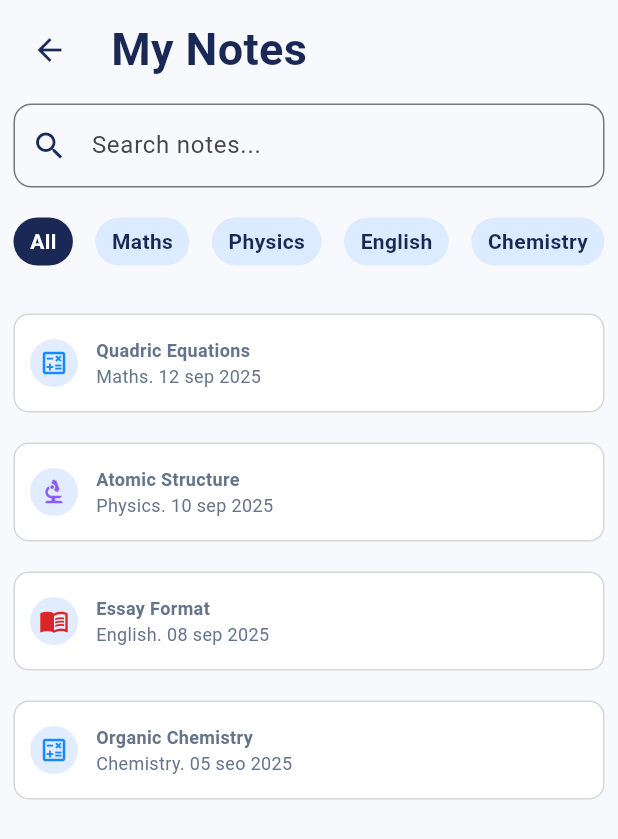
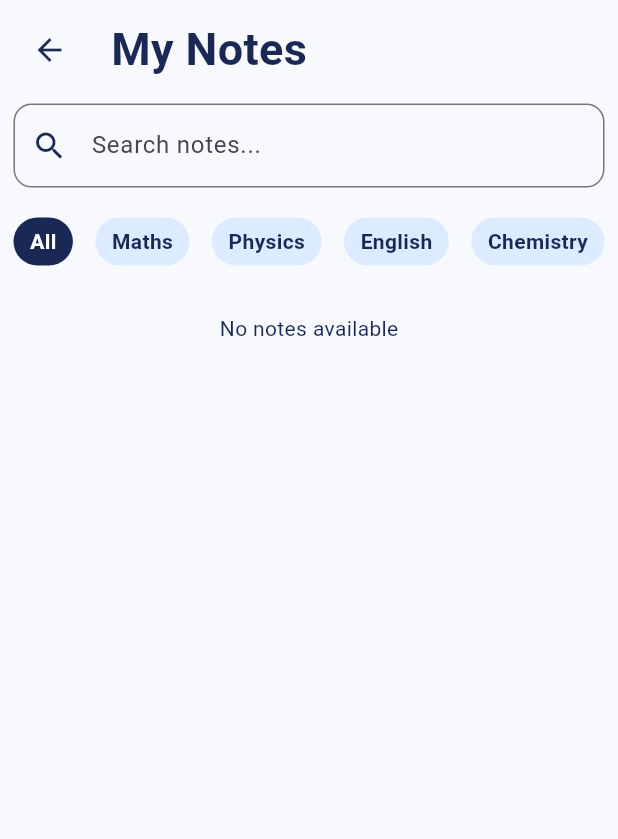
Before and after one commit to Muhammed-Ranan-PP/Learvo, a Flutter app: the NotesScreen screen opened by its route, on a phone screen of 412 x 824 dp. Shown: the top 839 px of the screen. Run offline on Flutter 3.47's test engine with Material 3 defaults, Android fonts, the phone set to English and light mode, and no system bars; our stand-ins replace hive_flutter, shared_preferences; accounts and stored records are empty.

Commit message:
fourth day

```diff
--- a/lib/models/task_model.dart
+++ b/lib/models/task_model.dart
@@ -4,22 +4,22 @@ part 'task_model.g.dart';
 @HiveType(typeId: 1)
 class Task extends HiveObject {
   @HiveField(0)
-  final String title;
+   String title;
 
   @HiveField(1)
-  final String subject;
+   String subject;
 
   @HiveField(2)
-  final String date;
+   String date;
 
   @HiveField(3)
-  final String time;
+   String time;
 
   @HiveField(4)
-  final String priority;
+   String priority;
 
   @HiveField(5)
-  final String notes;
+   String notes;
 
   @HiveField(6)
   bool isCompleted;
--- a/lib/routes/app_routes.dart
+++ b/lib/routes/app_routes.dart
@@ -1,4 +1,5 @@
 import 'package:flutter/material.dart';
+import 'package:learvo/models/task_model.dart';
 import 'package:learvo/screens/splash_screen.dart';
 import 'package:learvo/screens/login_screen.dart';
 import 'package:learvo/screens/home_screen.dart';
@@ -9,6 +10,8 @@ import 'package:learvo/screens/notes_screen.dart';
 import 'package:learvo/screens/add_task_screen.dart';
 import 'package:learvo/screens/signup_screens.dart';
 import 'package:learvo/screens/my_details_screen.dart';
+import 'package:learvo/screens/note_details_screen.dart';
+import 'package:learvo/screens/edit_note_screen.dart';
 
 class AppRoutes {
   static String splash = "/";
@@ -21,6 +24,8 @@ class AppRoutes {
   static String addTask = "/addTask";
   static String signUp = "/signUp";
   static String myDetails = "/myDetails";
+  static String noteDetails = "/noteDetails";
+  static String editNote = "/editNote";
   static Map<String, WidgetBuilder> routes = {
     splash: (context) => SplashScreen(),
     login: (context) => LoginScreen(),
@@ -32,5 +37,10 @@ class AppRoutes {
     addTask: (context) => AddTaskScreen(),
     signUp: (context) => SignupScreens(),
     myDetails:(context) => MyDetailsScreen(),
+    noteDetails:(context) {final task = ModalRoute.of(context)!.settings.arguments as Task;
+    return NoteDetailsScreen(task: task);
+    },
+    editNote:(context) {final task = ModalRoute.of(context)!.settings.arguments as Task;
+    return EditScreen(task: task);},
   };
 }
--- a/lib/screens/notes_screen.dart
+++ b/lib/screens/notes_screen.dart
@@ -1,9 +1,21 @@
 import 'package:flutter/material.dart';
+import 'package:learvo/routes/app_routes.dart';
 import 'package:learvo/widgets/note_card.dart';
 import 'package:learvo/widgets/note_filter.dart';
+import 'package:hive_flutter/hive_flutter.dart';
+import 'package:learvo/models/task_model.dart';
+import 'package:learvo/services/task_services.dart';
 
-class NotesScreen extends StatelessWidget {
+
+class NotesScreen extends StatefulWidget {
   const NotesScreen({super.key});
+
+  @override
+  State<NotesScreen> createState() => _NotesScreenState();
+}
+
+class _NotesScreenState extends State<NotesScreen> {
+  final TaskServices taskServices = TaskServices();
 
   @override
   Widget build(BuildContext context) {
@@ -61,30 +73,35 @@ class NotesScreen extends StatelessWidget {
                   ],
                 ),
                 SizedBox(height: 32),
-                NoteCard(
-                  label: "Quadric Equations",
-                  details: "Maths. 12 sep 2025",
-                  icon: Icons.calculate_outlined,
-                  iconColor: Color.fromARGB(255, 22, 139, 255),
-                ),
-                NoteCard(
-                  label: "Atomic Structure",
-                  details: "Physics. 10 sep 2025 ",
-                  icon: Icons.biotech,
-                  iconColor: Color.fromARGB(255, 139, 92, 246),
-                ),
-                NoteCard(
-                  label: "Essay Format",
-                  details: "English. 08 sep 2025",
-                  icon: Icons.menu_book_outlined,
-                  iconColor: Color.fromARGB(255, 220, 38, 38),
-                ),
-                NoteCard(
-                  label: "Organic Chemistry",
-                  details: "Chemistry. 05 seo 2025",
-                  icon: Icons.calculate_outlined,
-                  iconColor: Color.fromARGB(255, 22, 139, 255),
-                ),
+          ValueListenableBuilder(
+            valueListenable: Hive.box<Task>("tasks").listenable(),
+             builder: (context,box,child){
+              List<Task>notes = taskServices.getTasksWithNotes();
+              if(notes.isEmpty){
+                return Text("No notes available");
+              }
+              return ListView.builder(
+                shrinkWrap: true,
+                physics: NeverScrollableScrollPhysics(),
+                itemCount: notes.length,
+                itemBuilder: (context,index){
+                  Task task = notes[index];
+
+                  return NoteCard(
+                    label: task.title,
+                     details: "${task.subject}.${task.date}",
+                      icon: Icons.menu_book_outlined,
+                       iconColor: Color.fromARGB(255, 22, 139, 255),
+                       onTap: () {
+                         Navigator.pushNamed(context, AppRoutes.noteDetails,arguments: task);
+                       },
+                       );
+
+                }
+
+                );
+
+             })
               ],
             ),
           ),
--- a/lib/services/task_services.dart
+++ b/lib/services/task_services.dart
@@ -29,4 +29,15 @@ double getProgress(){
   }
   return getCompletedTasks()/ getTotalTasks();
 }
+// Notes
+List<Task>getTasksWithNotes(){
+
+print("getTasksWithNotes called");
+
+    return taskBox.values
+      .where((task) => task.notes.trim().isNotEmpty)
+      .toList();
+
+
 }
+}
```
Also changed, not shown: lib/screens/edit_note_screen.dart (added, +208 -0 lines), lib/screens/note_details_screen.dart (added, +72 -0 lines), lib/widgets/note_card.dart (+7 -1 lines).
